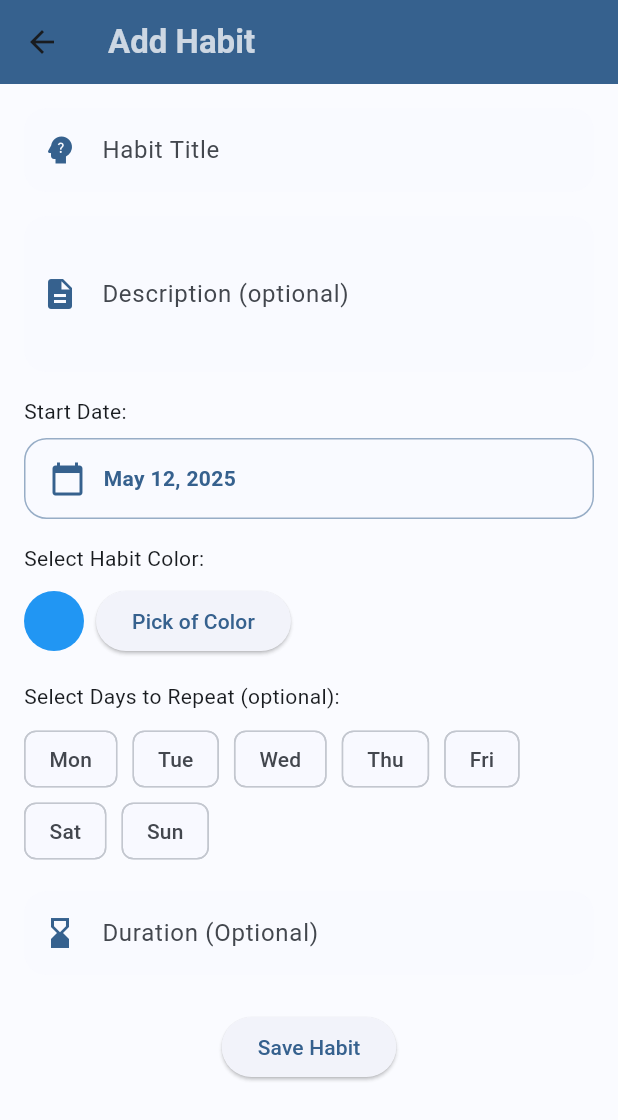
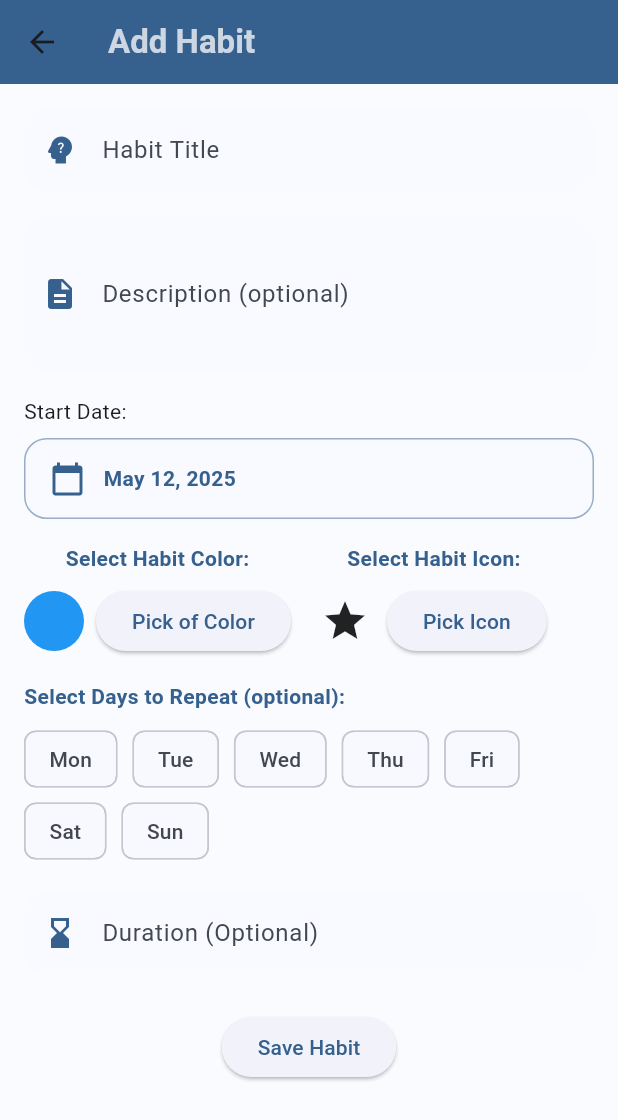
Before and after one commit to sz-adam/habit_tracker, a Flutter app: the AddHabit screen opened directly, on a phone screen of 412 x 824 dp. Shown: the top 1120 px of the screen. Run offline on Flutter 3.47's test engine with Material 3 defaults, Android fonts, the phone set to English and light mode, and no system bars; our stand-ins replace flutter_colorpicker, flutter_riverpod, hive, hive_flutter, table_calendar; missing offline and left inert: flutter_iconpicker; accounts and stored records are empty.

Commit message:
create icon picker, and add to habit, color and icon picker in separate widget

```diff
--- a/lib/model/habit_model.dart
+++ b/lib/model/habit_model.dart
@@ -1,9 +1,12 @@
 import 'dart:ui';
+
+import 'package:flutter/material.dart';
 
 class Habit {
   String title;
   String? description;
   Color color;
+  IconData icon;
   List<int>? selectedDays;
   int? durationMinutes;
   DateTime startDate;
@@ -11,7 +14,8 @@ class Habit {
   Habit({
     required this.title,
     this.description,
-     required this.color,
+    required this.color,
+    required this.icon,
     this.selectedDays,
     this.durationMinutes,
     required this.startDate,
--- a/lib/riverpod/habit_provider.dart
+++ b/lib/riverpod/habit_provider.dart
@@ -1,5 +1,6 @@
 import 'dart:ui';
 
+import 'package:flutter/cupertino.dart';
 import 'package:flutter_riverpod/flutter_riverpod.dart';
 
 import '../model/habit_model.dart';
@@ -13,6 +14,7 @@ class HabitNotifier extends StateNotifier<Habit?> {
     String title,
     String description,
   Color color,
+    IconData icon,
     List<int> selectedDays,
     int? durationMinutes,
     DateTime startDate,
@@ -21,6 +23,7 @@ class HabitNotifier extends StateNotifier<Habit?> {
       title: title,
       description: description,
       color: color,
+      icon:icon,
       selectedDays: selectedDays,
       durationMinutes: durationMinutes,
       startDate: startDate,
--- a/lib/screens/add_habit.dart
+++ b/lib/screens/add_habit.dart
@@ -1,10 +1,12 @@
 import 'package:flutter/material.dart';
 import 'package:flutter_riverpod/flutter_riverpod.dart';
+import 'package:habit_tracker/widget/colorAndIcon/icon_picker.dart';
 import 'package:habit_tracker/widget/input_field.dart';
 import 'package:intl/intl.dart';
 import '../riverpod/date_provider.dart';
 import '../riverpod/habit_provider.dart';
-import '../widget/color_picker.dart';
+import '../widget/colorAndIcon/colorAndIconPicker.dart';
+import '../widget/colorAndIcon/color_picker.dart';
 import '../widget/day/date_picker.dart';
 import '../widget/day/day_selector.dart';
 
@@ -21,6 +23,7 @@ class _AddHabitState extends ConsumerState<AddHabit> {
   List<int> _selectedDays = [];
   int? _durationMinutes;
   Color _selectedColor = Colors.blue;
+  IconData? _selectedIcon = Icons.star;
 
   @override
   Widget build(BuildContext context) {
@@ -64,20 +67,29 @@ class _AddHabitState extends ConsumerState<AddHabit> {
               },
             ),
             SizedBox(height: 16),
-            //Szin választás
-            Text('Select Habit Color:'),
-            SizedBox(height: 8),
-            ColorPicker(
+
+            ColorAndIconPicker(
               selectedColor: _selectedColor,
+              selectedIcon: _selectedIcon ?? Icons.star,
               onColorChanged: (color) {
                 setState(() {
                   _selectedColor = color;
                 });
               },
+              onIconChanged: (icon) {
+                setState(() {
+                  _selectedIcon = icon;
+                });
+              },
             ),
-
             SizedBox(height: 16),
-            Text('Select Days to Repeat (optional):'),
+            Text(
+              'Select Days to Repeat (optional):',
+              style: TextStyle(
+                fontWeight: FontWeight.w600,
+                color: Theme.of(context).colorScheme.primary,
+              ),
+            ),
             SizedBox(height: 8),
             DaySelector(
               selectedDays: _selectedDays,
@@ -139,6 +151,7 @@ class _AddHabitState extends ConsumerState<AddHabit> {
     final title = _titleController.text.trim();
     final description = _descriptionController.text.trim();
     final color = _selectedColor;
+    final icon = _selectedIcon ?? Icons.star;
     final days = _selectedDays;
 
     final duration = _durationMinutes;
@@ -146,12 +159,13 @@ class _AddHabitState extends ConsumerState<AddHabit> {
     // Mentés a Riverpod provider-be
     ref
         .read(habitProvider.notifier)
-        .saveHabit(title, description,color, days, duration, selectedDate, );
+        .saveHabit(title, description, color, icon, days, duration, selectedDate);
 
     print('--- Habit Saved ---');
     print('Title: $title');
     print('Description: $description');
     print('Color: $color');
+    print('Icon : $icon');
     print('Days: ${days.isEmpty ? 'None selected' : days.join(', ')}');
     print('Duration: ${duration ?? 'Not specified'} minutes');
     print('Start Date: ${DateFormat.yMMMd().format(selectedDate)}');
--- /dev/null
+++ b/lib/widget/colorAndIcon/colorAndIconPicker.dart
@@ -0,0 +1,62 @@
+import 'package:flutter/material.dart';
+import 'color_picker.dart';
+import 'icon_picker.dart';
+
+class ColorAndIconPicker extends StatelessWidget {
+  final Color selectedColor;
+  final IconData selectedIcon;
+  final ValueChanged<Color> onColorChanged;
+  final ValueChanged<IconData> onIconChanged;
+
+  const ColorAndIconPicker({
+    super.key,
+    required this.selectedColor,
+    required this.selectedIcon,
+    required this.onColorChanged,
+    required this.onIconChanged,
+  });
+
+  @override
+  Widget build(BuildContext context) {
+    return Row(
+      crossAxisAlignment: CrossAxisAlignment.start,
+      children: [
+        Column(
+          crossAxisAlignment: CrossAxisAlignment.center,
+          children: [
+            Text(
+              'Select Habit Color:',
+              style: TextStyle(
+                fontWeight: FontWeight.w600,
+                color: Theme.of(context).colorScheme.primary,
+              ),
+            ),
+            const SizedBox(height: 8),
+            ColorPicker(
+              selectedColor: selectedColor,
+              onColorChanged: onColorChanged,
+            ),
+          ],
+        ),
+        const SizedBox(width: 20),
+        Column(
+          crossAxisAlignment: CrossAxisAlignment.center,
+          children: [
+            Text(
+              'Select Habit Icon:',
+              style: TextStyle(
+                fontWeight: FontWeight.w600,
+                color: Theme.of(context).colorScheme.primary,
+              ),
+            ),
+            const SizedBox(height: 8),
+            IconPickerWidget(
+              selectedIcon: selectedIcon,
+              onIconChanged: onIconChanged,
+            ),
+          ],
+        ),
+      ],
+    );
+  }
+}
--- /dev/null
+++ b/lib/widget/colorAndIcon/icon_picker.dart
@@ -0,0 +1,53 @@
+import 'package:flutter/material.dart';
+import 'package:flutter_iconpicker/flutter_iconpicker.dart';
+import 'package:flutter_iconpicker/flutter_iconpicker.dart' as FlutterIconPicker;
+
+class IconPickerWidget extends StatefulWidget {
+  final IconData? selectedIcon;
+  final ValueChanged<IconData> onIconChanged;
+
+  const IconPickerWidget({
+    super.key,
+    required this.selectedIcon,
+    required this.onIconChanged,
+  });
+
+  @override
+  State<IconPickerWidget> createState() => _IconPickerWidgetState();
+}
+
+class _IconPickerWidgetState extends State<IconPickerWidget> {
+  late IconData? _currentIcon;
+
+  @override
+  void initState() {
+    super.initState();
+    _currentIcon = widget.selectedIcon ?? Icons.star;
+  }
+
+  Future<void> _pickIcon() async {
+    IconData? icon = await FlutterIconPicker.showIconPicker(context,
+        iconPackModes: [IconPack.material]);
+
+    if (icon != null) {
+      setState(() {
+        _currentIcon = icon;
+      });
+      widget.onIconChanged(icon);
+    }
+  }
+
+  @override
+  Widget build(BuildContext context) {
+    return Row(
+      children: [
+        Icon(_currentIcon, size: 32),
+        const SizedBox(width: 12),
+        ElevatedButton(
+          onPressed: _pickIcon,
+          child: const Text("Pick Icon"),
+        ),
+      ],
+    );
+  }
+}
```
Also changed, not shown: lib/widget/colorAndIcon/color_picker.dart (renamed from lib/widget/color_picker.dart).
